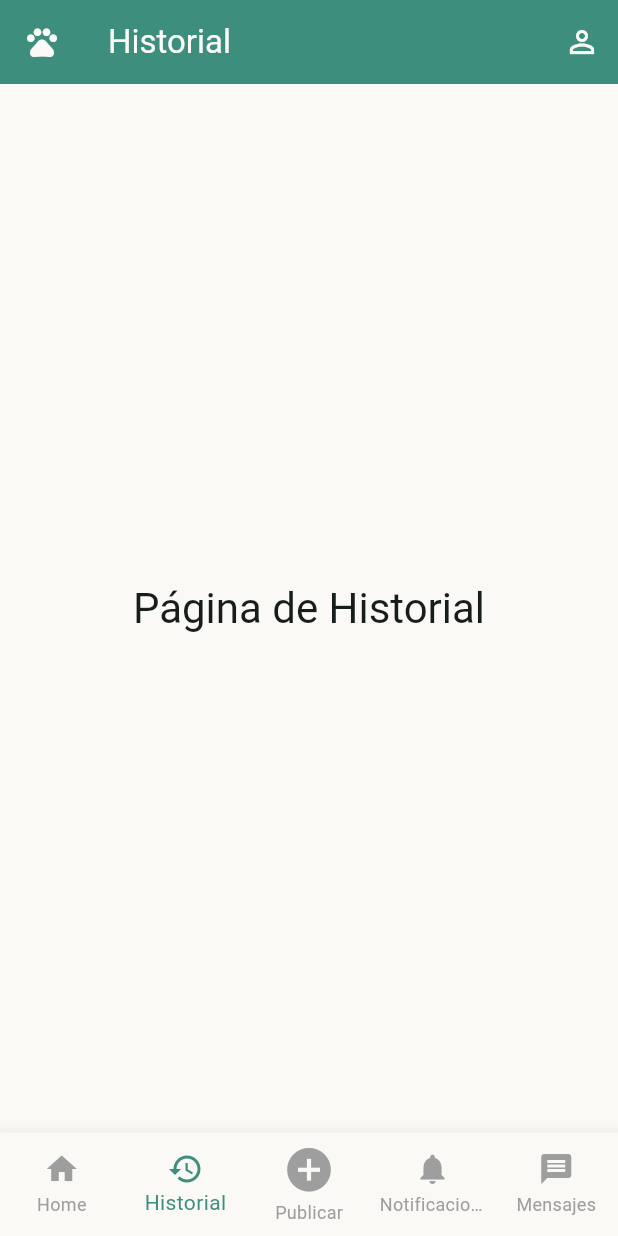
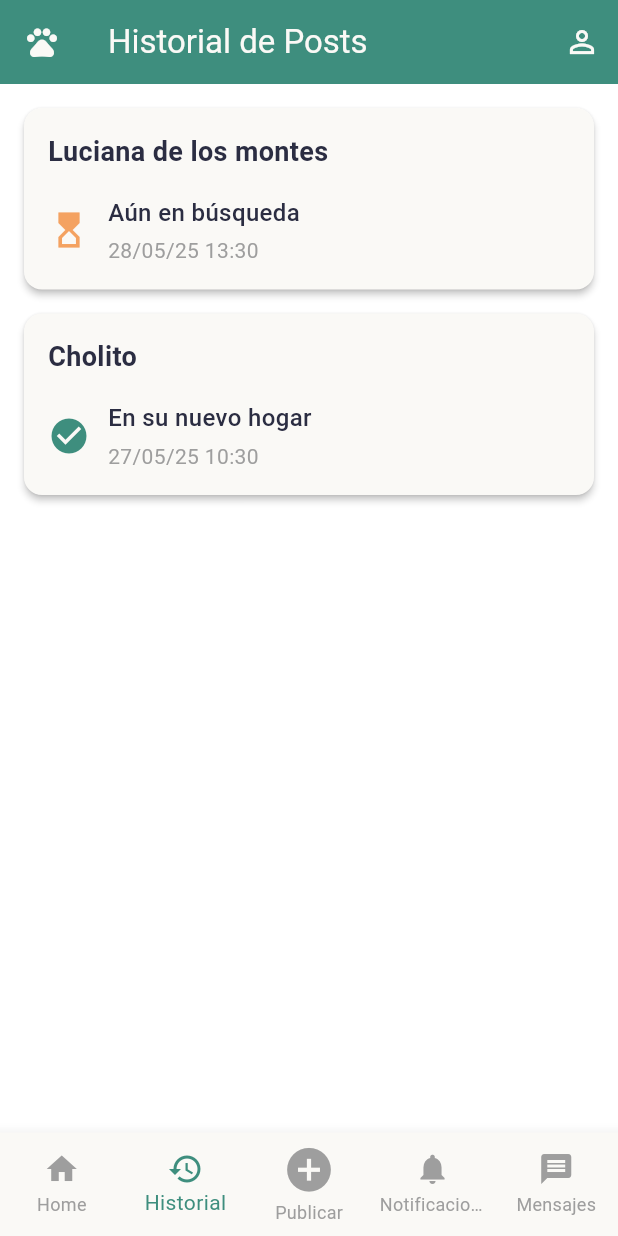
Before and after one commit to KZzual/PetHub_Proyect, a Flutter app: the MainShell screen opened directly, item 2 of the bottom bar chosen, on a phone screen of 412 x 824 dp. Run offline on Flutter 3.47's test engine with Material 3 defaults, Android fonts, the light colour scheme and no system bars; network calls fail.

Commit message:
Subida de archivos 2

```diff
--- a/Pethub-app/pethub/lib/main_shell.dart
+++ b/Pethub-app/pethub/lib/main_shell.dart
@@ -1,10 +1,9 @@
 import 'package:flutter/material.dart';
 import 'screens/home_page.dart';
 import 'screens/create_post_page.dart';
-import 'utils/app_colors.dart'; // Para los colores
-
-// Este widget es el "caparazón" (shell) que controla la navegación
-// principal de la app (la barra inferior).
+import 'screens/post_history_page.dart';
+import 'screens/profile_page.dart'; // Importamos la página de perfil
+import 'utils/app_colors.dart';
 
 class MainShell extends StatefulWidget {
   const MainShell({super.key});
@@ -14,97 +13,106 @@ class MainShell extends StatefulWidget {
 }
 
 class _MainShellState extends State<MainShell> {
-  int _selectedIndex = 0; // Controla la pestaña activa
+  int _selectedIndex = 0;
 
-  // 1. Lista de TODAS las páginas principales
-  static final List<Widget> _widgetOptions = <Widget>[
-    const HomePage(),
-    const PlaceholderPage(title: 'Historial'), // Página provisional
-    const CreatePostPage(), // La que acabas de crear
-    const PlaceholderPage(title: 'Notificaciones'), // Página provisional
-    const PlaceholderPage(title: 'Mensajes'), // Página provisional
+  // Títulos para la barra superior
+  static const List<String> _pageTitles = [
+    'PetHub - Inicio',
+    'Historial de Posts',
+    'Publicar', // No se usa, ya que 'Publicar' es un modal
+    'Notificaciones',
+    'Mensajes'
+  ];
+
+  // Páginas que se mostrarán en el cuerpo
+  static const List<Widget> _stackPages = <Widget>[
+    HomePage(),
+    PostHistoryPage(),
+    SizedBox.shrink(), // Placeholder para el índice 2 (Publicar)
+    PlaceholderPage(title: 'Notificaciones'),
+    PlaceholderPage(title: 'Mensajes'),
   ];
 
   void _onItemTapped(int index) {
+    if (index == 2) { // Índice 2 es el botón '+'
+      Navigator.push(
+        context,
+        MaterialPageRoute(builder: (context) => const CreatePostPage()),
+      );
+    } else {
       setState(() {
         _selectedIndex = index;
       });
     }
+  }
 
   @override
   Widget build(BuildContext context) {
+    // 1. ESTE SCAFFOLD CONTROLA TODO
     return Scaffold(
-      // 2. Usamos un IndexedStack
-      // Esto mantiene el estado de todas las páginas (como el scroll en Home)
-      // cuando cambias de pestaña.
+      // 2. ¡AQUÍ ESTÁ LA BARRA SUPERIOR (APPBAR) QUE FALTABA!
+      appBar: AppBar(
+        leading: const Icon(Icons.pets, color: AppColors.textLight),
+        title: Text(
+          _pageTitles[_selectedIndex], // El título cambia con la pestaña
+          style: const TextStyle(color: AppColors.textLight)
+        ),
+        elevation: 0,
+        actions: [
+          // Botón de Perfil que funciona en todas las pestañas
+          IconButton(
+            icon: const Icon(Icons.person_outline, color: AppColors.textLight),
+            onPressed: () {
+              Navigator.push(
+                context,
+                MaterialPageRoute(builder: (context) => const ProfilePage()),
+              );
+            },
+          ),
+        ],
+      ),
+      // El cuerpo cambia según la pestaña seleccionada
       body: IndexedStack(
         index: _selectedIndex,
-        children: _widgetOptions,
+        children: _stackPages,
       ),
-
-      // 3. LA barra de navegación inferior UNIFICADA
+      // La barra de navegación inferior
       bottomNavigationBar: BottomNavigationBar(
-        items: const <BottomNavigationBarItem>[
-          BottomNavigationBarItem(
-            icon: Icon(Icons.home),
-            label: 'Home',
-          ),
-          BottomNavigationBarItem(
-            icon: Icon(Icons.history),
-            label: 'Historial',
-          ),
+        type: BottomNavigationBarType.fixed,
+        backgroundColor: AppColors.background,
+        selectedItemColor: AppColors.primary,
+        unselectedItemColor: Colors.grey,
+        currentIndex: _selectedIndex,
+        onTap: _onItemTapped,
+        items: const [
+          BottomNavigationBarItem(icon: Icon(Icons.home), label: 'Home'),
+          BottomNavigationBarItem(icon: Icon(Icons.history), label: 'Historial'),
           BottomNavigationBarItem(
             icon: Icon(Icons.add_circle, size: 35.0),
             label: 'Publicar',
           ),
-          BottomNavigationBarItem(
-            icon: Icon(Icons.notifications),
-            label: 'Notificaciones',
-          ),
-          BottomNavigationBarItem(
-            icon: Icon(Icons.message),
-            label: 'Mensajes',
-          ),
+          BottomNavigationBarItem(icon: Icon(Icons.notifications), label: 'Notificaciones'),
+          BottomNavigationBarItem(icon: Icon(Icons.message), label: 'Mensajes'),
         ],
-        currentIndex: _selectedIndex,
-        selectedItemColor: AppColors.primary,
-        unselectedItemColor: Colors.grey,
-        onTap: _onItemTapped,
-        type: BottomNavigationBarType.fixed, // Para que todos los items sean visibles
-        backgroundColor: AppColors.background,
       ),
     );
   }
 }
 
-// --- Widget Provisional para Páginas Faltantes ---
-// Lo ponemos aquí mismo para no crear más archivos por ahora.
-// Así la app puede compilar mientras creamos el resto de las páginas.
+// --- Widget Provisional (Simplificado) ---
+// Este SÍ es correcto, SIN Scaffold y SIN AppBar,
+// porque el MainShell ya los provee.
 class PlaceholderPage extends StatelessWidget {
   final String title;
   const PlaceholderPage({super.key, required this.title});
 
   @override
   Widget build(BuildContext context) {
-    // Cada página (incluyendo esta) tiene su propio Scaffold y AppBar
-    return Scaffold(
-      appBar: AppBar(
-        leading: const Icon(Icons.pets, color: AppColors.textLight),
-        title: Text(title, style: const TextStyle(color: AppColors.textLight)),
-        actions: [
-          IconButton(
-            icon: const Icon(Icons.person_outline, color: AppColors.textLight),
-            onPressed: () { /* Acción de Perfil */ },
-          ),
-        ],
-        // El color del AppBar lo toma del Theme en main.dart (AppColors.primary)
-      ),
-      body: Center(
+    return Center(
       child: Text(
         'Página de $title',
         style: Theme.of(context).textTheme.headlineMedium,
       ),
-      ),
     );
   }
 }
--- /dev/null
+++ b/Pethub-app/pethub/lib/screens/post_history_page.dart
@@ -0,0 +1,111 @@
+import 'package:flutter/material.dart';
+// 1. CORRECCIÓN: La ruta correcta para salir de 'screens' y entrar a 'utils'
+import '../utils/app_colors.dart';
+// (Se eliminaron los otros imports innecesarios)
+
+class PostHistoryPage extends StatelessWidget {
+  const PostHistoryPage({super.key});
+
+  @override
+  Widget build(BuildContext context) {
+    return Scaffold(
+      // 2. Usamos el AppBar que definimos en main_shell.dart
+      // (Esta página es un 'hijo', no necesita su propio AppBar aquí)
+      body: ListView(
+        padding: const EdgeInsets.all(16.0),
+        children: const [
+          // Usamos el widget de tarjeta de historial
+          HistoryPostCard(
+            title: 'Luciana de los montes',
+            statusText: 'Aún en búsqueda',
+            dateText: '28/05/25 13:30',
+            statusIcon: Icons.hourglass_top,
+            iconColor: AppColors.secondary, // Naranja
+          ),
+          HistoryPostCard(
+            title: 'Cholito',
+            statusText: 'En su nuevo hogar',
+            dateText: '27/05/25 10:30',
+            statusIcon: Icons.check_circle,
+            iconColor: AppColors.primary, // Teal
+          ),
+          // Puedes añadir más tarjetas aquí
+        ],
+      ),
+    );
+  }
+}
+
+// Widget personalizado para la tarjeta de historial
+class HistoryPostCard extends StatelessWidget {
+  final String title;
+  final String statusText;
+  final String dateText;
+  final IconData statusIcon;
+  final Color iconColor;
+
+  const HistoryPostCard({
+    super.key,
+    required this.title,
+    required this.statusText,
+    required this.dateText,
+    required this.statusIcon,
+    required this.iconColor,
+  });
+
+  @override
+  Widget build(BuildContext context) {
+    return Card(
+      elevation: 2.0,
+      margin: const EdgeInsets.only(bottom: 16.0),
+      shape: RoundedRectangleBorder(borderRadius: BorderRadius.circular(12.0)),
+      color: AppColors.background, // Color de fondo de la tarjeta
+      child: Padding(
+        padding: const EdgeInsets.all(16.0),
+        child: Column(
+          crossAxisAlignment: CrossAxisAlignment.start,
+          children: [
+            // Título (ej. "Luciana de los montes")
+            Text(
+              title,
+              style: const TextStyle(
+                fontSize: 18,
+                fontWeight: FontWeight.bold,
+                color: AppColors.textDark,
+              ),
+            ),
+            const SizedBox(height: 16),
+            // Fila para el estado (ej. "Aún en búsqueda")
+            Row(
+              children: [
+                Icon(statusIcon, color: iconColor, size: 28),
+                const SizedBox(width: 12),
+                Column(
+                  crossAxisAlignment: CrossAxisAlignment.start,
+                  children: [
+                    Text(
+                      statusText,
+                      style: const TextStyle(
+                        fontSize: 16,
+                        fontWeight: FontWeight.w500,
+                        color: AppColors.textDark,
+                      ),
+                    ),
+                    const SizedBox(height: 4),
+                    Text(
+                      dateText,
+                      style: const TextStyle(
+                        fontSize: 14,
+                        color: Colors.grey,
+                      ),
+                    ),
+                  ],
+                ),
+              ],
+            ),
+          ],
+        ),
+      ),
+    );
+  }
+}
```
Also changed, not shown: Pethub-app/pethub/lib/main.dart (+11 -32 lines), Pethub-app/pethub/lib/screens/home_page.dart (+12 -32 lines), Pethub-app/pethub/lib/screens/profile_page.dart (added, +229 -0 lines), Pethub-app/pethub/lib/widgets/pet_card.dart (+22 -21 lines). Lines whose indentation alone changed are shown as unchanged.
